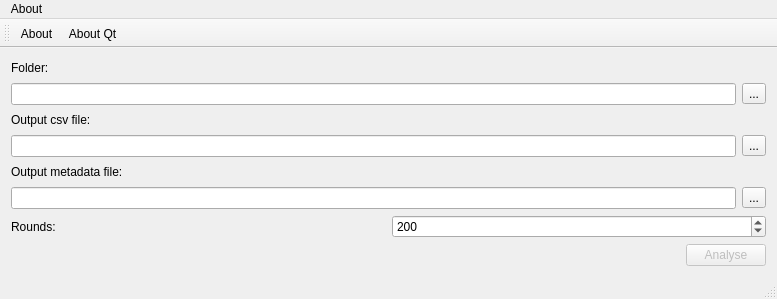
Old version of the form analyser.ui in the repository Top-Ranger/qnn-run-analyser.
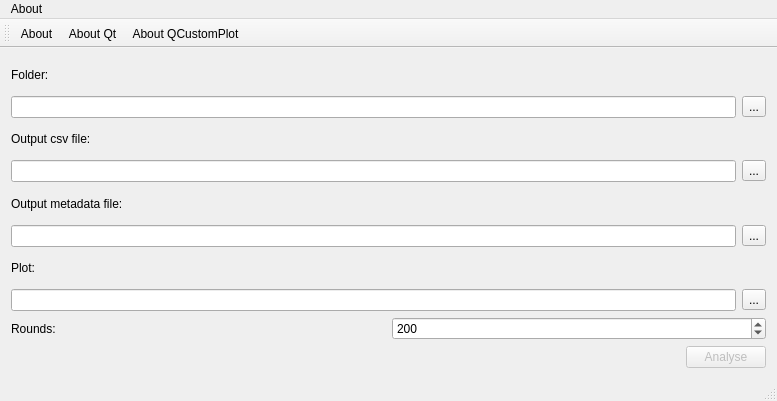
New version of the form.

Patch:
```diff
--- a/analyser.ui
+++ b/analyser.ui
@@ -7,7 +7,7 @@
     <x>0</x>
     <y>0</y>
     <width>777</width>
-    <height>299</height>
+    <height>401</height>
    </rect>
   </property>
   <property name="windowTitle">
@@ -90,6 +90,27 @@
       </item>
      </layout>
     </item>
+    <item>
+     <widget class="QLabel" name="label_5">
+      <property name="text">
+       <string>Plot:</string>
+      </property>
+     </widget>
+    </item>
+    <item>
+     <layout class="QHBoxLayout" name="horizontalLayout_6">
+      <item>
+       <widget class="QLineEdit" name="lineEdit_4"/>
+      </item>
+      <item>
+       <widget class="QToolButton" name="toolButton_4">
+        <property name="text">
+         <string>...</string>
+        </property>
+       </widget>
+      </item>
+     </layout>
+    </item>
     <item>
      <layout class="QHBoxLayout" name="horizontalLayout_4">
       <item>
@@ -170,6 +191,7 @@
    </attribute>
    <addaction name="actionAbout"/>
    <addaction name="actionAbout_Qt"/>
+   <addaction name="actionAbout_QCustomPlot"/>
   </widget>
   <widget class="QStatusBar" name="statusBar"/>
   <action name="actionAbout">
@@ -182,6 +204,11 @@
     <string>About Qt</string>
    </property>
   </action>
+  <action name="actionAbout_QCustomPlot">
+   <property name="text">
+    <string>About QCustomPlot</string>
+   </property>
+  </action>
  </widget>
  <layoutdefault spacing="6" margin="11"/>
  <resources/>
```
Left out of the diff: 1 changed line with no effect on the pictures.
